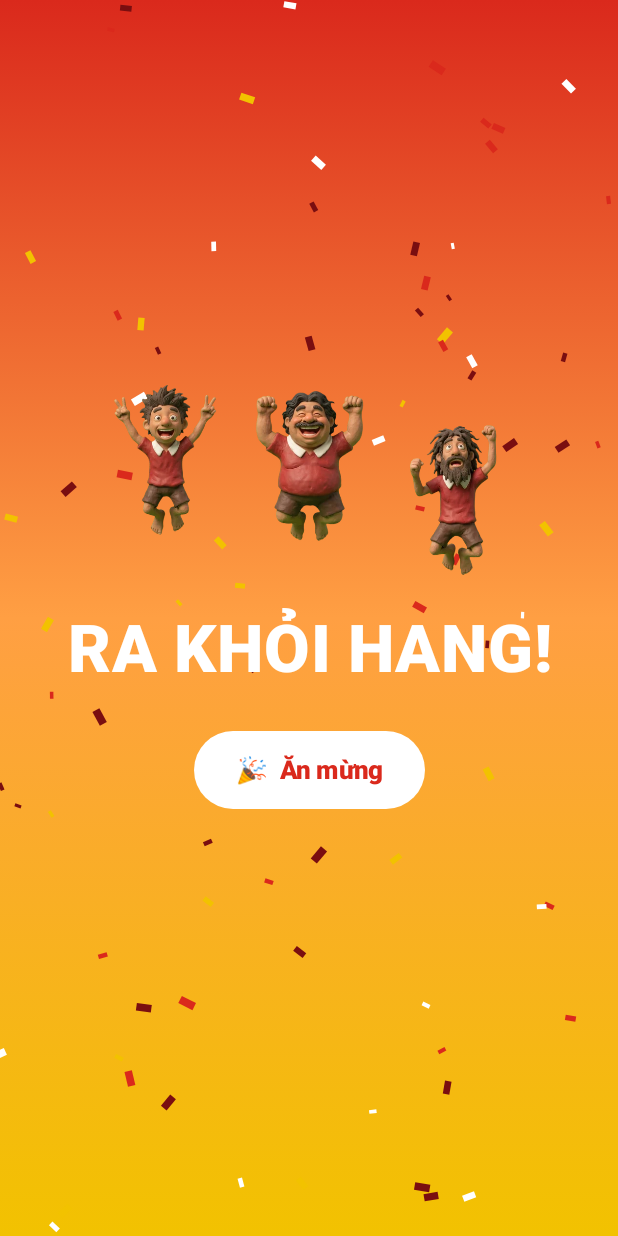
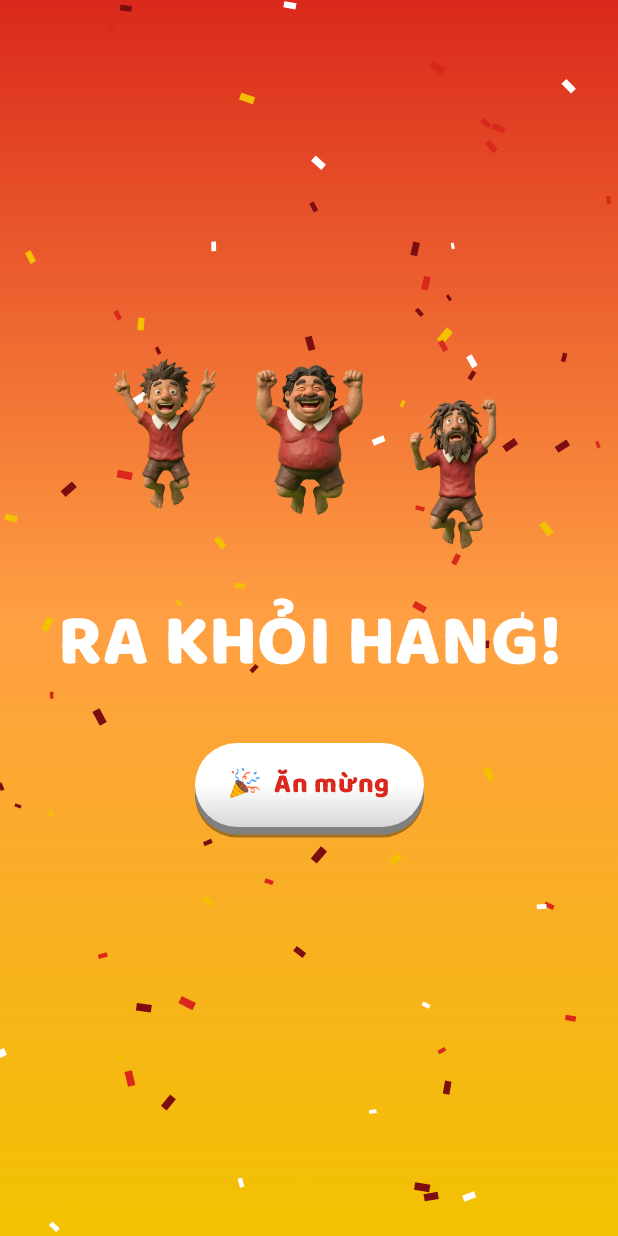
Before and after one commit to hoainam9212/mu-agent, an Android app built with Jetpack Compose: the composable CelebrateScreen shown on its own in the app's theme, on a phone screen of 412 x 824 dp. Run offline under Robolectric (Android 15) with nearby library versions, the phone set to English and light mode, and no system bars.

Commit message:
Android: clay buttons and Baloo 2 / Be Vietnam Pro type; bigger cavemen
- Buttons look like pressed clay: thick dark base, glossy top, sink on press
- Baloo 2 for titles, buttons, score and timer; Be Vietnam Pro for text
  (both OFL, subset to Latin + Vietnamese; licenses in android/licenses)
- Cavemen around the fire are about 20% larger

Co-Authored-By: Claude Opus 5.5 <noreply@anthropic.com>
Claude-Session: https://claude.ai/code/session_01HxTfy3vRtJqUo9jvVYamZb

```diff
--- a/android/app/src/main/kotlin/vn/vaohang/ui/Screens.kt
+++ b/android/app/src/main/kotlin/vn/vaohang/ui/Screens.kt
@@ -7,6 +7,7 @@ import androidx.activity.compose.BackHandler
 import androidx.compose.animation.core.LinearEasing
 import androidx.compose.animation.core.RepeatMode
 import androidx.compose.animation.core.Spring
+import androidx.compose.animation.core.animateDpAsState
 import androidx.compose.animation.core.animateFloat
 import androidx.compose.animation.core.animateFloatAsState
 import androidx.compose.animation.core.infiniteRepeatable
@@ -18,6 +19,7 @@ import androidx.compose.foundation.border
 import androidx.compose.foundation.clickable
 import androidx.compose.foundation.horizontalScroll
 import androidx.compose.foundation.interaction.MutableInteractionSource
+import androidx.compose.foundation.interaction.collectIsPressedAsState
 import androidx.compose.foundation.layout.Arrangement
 import androidx.compose.foundation.layout.Box
 import androidx.compose.foundation.layout.BoxWithConstraints
@@ -45,10 +47,7 @@ import androidx.compose.foundation.shape.RoundedCornerShape
 import androidx.compose.foundation.text.KeyboardOptions
 import androidx.compose.foundation.verticalScroll
 import androidx.compose.material3.AlertDialog
-import androidx.compose.material3.Button
-import androidx.compose.material3.ButtonDefaults
 import androidx.compose.material3.LinearProgressIndicator
-import androidx.compose.material3.OutlinedButton
 import androidx.compose.material3.OutlinedTextField
 import androidx.compose.material3.OutlinedTextFieldDefaults
 import androidx.compose.material3.Switch
@@ -67,11 +66,15 @@ import androidx.compose.ui.Alignment
 import androidx.compose.ui.Modifier
 import androidx.compose.ui.draw.alpha
 import androidx.compose.ui.draw.clip
+import androidx.compose.ui.draw.drawBehind
 import androidx.compose.ui.draw.scale
-import androidx.compose.ui.draw.shadow
+import androidx.compose.ui.geometry.CornerRadius
+import androidx.compose.ui.geometry.Offset
+import androidx.compose.ui.geometry.Size
 import androidx.compose.ui.graphics.Brush
 import androidx.compose.ui.graphics.Color
 import androidx.compose.ui.graphics.SolidColor
+import androidx.compose.ui.graphics.lerp
 import androidx.compose.ui.platform.LocalContext
 import androidx.compose.ui.text.font.FontWeight
 import androidx.compose.ui.text.input.KeyboardCapitalization
@@ -144,35 +147,68 @@ private fun Body(text: String, color: Color = Mute, modifier: Modifier = Modifie
 private fun SectionTitle(text: String) =
     Text(text, color = Ink, fontSize = 18.sp, fontWeight = FontWeight.Bold, modifier = Modifier.padding(top = 8.dp))
 
-/** Nút chính màu đỏ MU, có thể "thở" (phóng to nhẹ) để gọi bấm. */
+/**
+ * Nút "đất nặn": có độ dày (lớp đáy sẫm), mặt trên bóng nhẹ; bấm vào thì lún xuống.
+ */
 @Composable
-private fun FireButton(text: String, onClick: () -> Unit, modifier: Modifier = Modifier, enabled: Boolean = true, pulse: Boolean = false) {
+private fun ClayButton(
+    text: String,
+    onClick: () -> Unit,
+    base: Color,
+    textColor: Color,
+    modifier: Modifier = Modifier,
+    enabled: Boolean = true,
+    pulse: Boolean = false,
+) {
+    val interaction = remember { MutableInteractionSource() }
+    val pressed by interaction.collectIsPressedAsState()
+    val depth = 5.dp
+    val sink by animateDpAsState(if (pressed && enabled) depth else 0.dp, tween(90), label = "sink")
     val breathe by rememberInfiniteTransition(label = "breathe").animateFloat(
         1f, 1.04f, infiniteRepeatable(tween(900), RepeatMode.Reverse), label = "s",
     )
-    Button(
-        onClick = onClick, enabled = enabled,
-        colors = ButtonDefaults.buttonColors(
-            containerColor = MuRed, contentColor = Color.White,
-            disabledContainerColor = RockLight, disabledContentColor = Mute,
-        ),
-        contentPadding = PaddingValues(horizontal = 24.dp, vertical = 16.dp),
-        modifier = modifier
+    val face = if (enabled) base else RockLight
+    Box(
+        modifier
             .scale(if (pulse && enabled) breathe else 1f)
-            .shadow(if (enabled) 14.dp else 0.dp, RoundedCornerShape(50), spotColor = MuRed, ambientColor = MuRed),
-    ) { Text(text, fontSize = 16.sp, fontWeight = FontWeight.Bold) }
+            .padding(bottom = depth)
+            .drawBehind {
+                val r = CornerRadius(size.height / 2)
+                val d = depth.toPx()
+                val s = sink.toPx()
+                drawRoundRect(Color.Black.copy(alpha = 0.35f), topLeft = Offset(0f, d + 3f), size = size, cornerRadius = r)
+                drawRoundRect(lerp(face, Color.Black, 0.4f), topLeft = Offset(0f, d), size = size, cornerRadius = r)
+                drawRoundRect(
+                    Brush.verticalGradient(listOf(lerp(face, Color.White, 0.22f), face, lerp(face, Color.Black, 0.12f)), startY = s, endY = s + size.height),
+                    topLeft = Offset(0f, s), size = size, cornerRadius = r,
+                )
+                drawRoundRect(
+                    Color.White.copy(alpha = 0.16f), topLeft = Offset(size.width * 0.1f, s + size.height * 0.1f),
+                    size = Size(size.width * 0.8f, size.height * 0.26f), cornerRadius = CornerRadius(size.height * 0.13f),
+                )
+            }
+            .clickable(interactionSource = interaction, indication = null, enabled = enabled, onClick = onClick)
+            .padding(horizontal = 22.dp, vertical = 13.dp),
+        contentAlignment = Alignment.Center,
+    ) {
+        Text(
+            text, color = if (enabled) textColor else Mute, fontFamily = DisplayFont, fontWeight = FontWeight.ExtraBold,
+            fontSize = 18.sp, maxLines = 1, modifier = Modifier.offset(y = sink),
+        )
+    }
 }
 
+/** Nút chính: đất nặn đỏ MU. */
 @Composable
-private fun GhostButton(text: String, onClick: () -> Unit, modifier: Modifier = Modifier, color: Color = Gold) {
-    OutlinedButton(
-        onClick = onClick,
-        border = androidx.compose.foundation.BorderStroke(1.5.dp, color.copy(alpha = 0.7f)),
-        colors = ButtonDefaults.outlinedButtonColors(contentColor = color),
-        contentPadding = PaddingValues(horizontal = 20.dp, vertical = 14.dp),
-        modifier = modifier,
-    ) { Text(text, fontSize = 15.sp, fontWeight = FontWeight.SemiBold) }
-}
+private fun FireButton(text: String, onClick: () -> Unit, modifier: Modifier = Modifier, enabled: Boolean = true, pulse: Boolean = false) =
+    ClayButton(text, onClick, MuRed, Color.White, modifier, enabled, pulse)
+
+/** Nút phụ: đất nặn nâu đá. */
+@Composable
+private fun GhostButton(text: String, onClick: () -> Unit, modifier: Modifier = Modifier, color: Color = Gold) =
+    ClayButton(text, onClick, ClayStone, color, modifier)
+
+private val ClayStone = Color(0xFF5B4535)
 
 @Composable
 private fun caveFieldColors() = OutlinedTextFieldDefaults.colors(
@@ -261,7 +297,7 @@ fun OnboardingScreen(busy: Boolean, onDone: (String, Boolean, Boolean) -> Unit)
             verticalArrangement = Arrangement.spacedBy(16.dp),
         ) {
             Text(
-                "VÀO HANG", color = Ink, fontSize = 48.sp, fontWeight = FontWeight.Black, letterSpacing = 3.sp,
+                "VÀO HANG", color = Ink, fontSize = 52.sp, fontFamily = DisplayFont, fontWeight = FontWeight.ExtraBold, letterSpacing = 2.sp,
                 textAlign = TextAlign.Center, modifier = Modifier.fillMaxWidth(),
             )
             OutlinedTextField(
@@ -320,7 +356,7 @@ private fun NextMatchCard(m: MatchDto) {
             }
             Text(
                 if (m.home) "MU  –  ${m.opponent}" else "${m.opponent}  –  MU",
-                color = Color.White, fontSize = 26.sp, fontWeight = FontWeight.Black,
+                color = Color.White, fontSize = 28.sp, fontFamily = DisplayFont, fontWeight = FontWeight.ExtraBold,
             )
             Text(
                 "${m.competition} · ${Weekdays[local.dayOfWeek.value - 1]} ${local.dayOfMonth}/${local.monthValue} · " +
@@ -348,7 +384,7 @@ private fun GroupCard(group: GroupDto, meId: Long, actions: UiActions) {
             CaveMouth(open, Modifier.size(84.dp, 70.dp))
             Spacer(Modifier.width(14.dp))
             Column(Modifier.weight(1f)) {
-                Text(group.name, color = Ink, fontSize = 20.sp, fontWeight = FontWeight.Bold)
+                Text(group.name, color = Ink, fontSize = 22.sp, fontFamily = DisplayFont, fontWeight = FontWeight.ExtraBold)
                 if (group.status == "pending") Text("⏳ Chờ duyệt", color = Mute, fontSize = 14.sp)
                 else Text("👥 ${group.members.size}", color = Mute, fontSize = 14.sp)
             }
@@ -367,7 +403,7 @@ private fun GroupCard(group: GroupDto, meId: Long, actions: UiActions) {
             ) {
                 Column(Modifier.weight(1f)) {
                     Kicker("🔑 MÃ MỜI", Mute)
-                    Text(code, color = Gold, fontSize = 24.sp, fontWeight = FontWeight.Black, letterSpacing = 4.sp)
+                    Text(code, color = Gold, fontSize = 28.sp, fontFamily = DisplayFont, fontWeight = FontWeight.ExtraBold, letterSpacing = 4.sp)
                 }
                 GhostButton("📤 Gửi", onClick = {
                     val send = Intent(Intent.ACTION_SEND).setType("text/plain").putExtra(
@@ -402,7 +438,7 @@ fun HomeScreen(state: UiState, actions: UiActions) {
                 Column(Modifier.weight(1f)) {
                     Kicker("VÀO HANG")
                     Text(
-                        "Chào ${state.nickname ?: "anh em"} 👋", color = Ink, fontSize = 26.sp, fontWeight = FontWeight.Black,
+                        "Chào ${state.nickname ?: "anh em"} 👋", color = Ink, fontSize = 30.sp, fontFamily = DisplayFont, fontWeight = FontWeight.ExtraBold,
                     )
                 }
                 TextButton(onClick = actions::refreshGroups) { Text("↻", color = Mute, fontSize = 24.sp) }
@@ -438,7 +474,7 @@ fun HomeScreen(state: UiState, actions: UiActions) {
 @Composable
 private fun ScoreBoard(score: String) {
     Text(
-        score, color = Color.White, fontSize = 18.sp, fontWeight = FontWeight.Black, letterSpacing = 1.sp,
+        score, color = Color.White, fontSize = 20.sp, fontFamily = DisplayFont, fontWeight = FontWeight.ExtraBold,
         modifier = Modifier.clip(RoundedCornerShape(50))
             .background(Brush.horizontalGradient(listOf(RedDeep, MuRed)))
             .padding(horizontal = 20.dp, vertical = 8.dp),
@@ -462,7 +498,7 @@ private fun FireTimer(until: String?, onExpired: () -> Unit) {
     Column(Modifier.fillMaxWidth(), verticalArrangement = Arrangement.spacedBy(6.dp)) {
         Row(verticalAlignment = Alignment.CenterVertically) {
             Text("🔥", fontSize = 20.sp, modifier = Modifier.weight(1f))
-            Text("%d:%02d".format(left.toMinutes(), left.seconds % 60), color = Ember, fontSize = 18.sp, fontWeight = FontWeight.Black)
+            Text("%d:%02d".format(left.toMinutes(), left.seconds % 60), color = Ember, fontSize = 22.sp, fontFamily = DisplayFont, fontWeight = FontWeight.ExtraBold)
         }
         LinearProgressIndicator(
             progress = { fraction }, color = Ember, trackColor = RockLight,
@@ -648,15 +684,11 @@ fun CelebrateScreen(onDone: () -> Unit) {
             }
             Spacer(Modifier.height(24.dp))
             Text(
-                "RA KHỎI HANG!", color = Color.White, fontSize = 44.sp, fontWeight = FontWeight.Black,
+                "RA KHỎI HANG!", color = Color.White, fontSize = 48.sp, fontFamily = DisplayFont, fontWeight = FontWeight.ExtraBold,
                 textAlign = TextAlign.Center, modifier = Modifier.scale(pop),
             )
             Spacer(Modifier.height(28.dp))
-            Button(
-                onClick = onDone,
-                colors = ButtonDefaults.buttonColors(containerColor = Color.White, contentColor = MuRed),
-                contentPadding = PaddingValues(horizontal = 28.dp, vertical = 16.dp),
-            ) { Text("🎉  Ăn mừng", fontSize = 17.sp, fontWeight = FontWeight.Black) }
+            ClayButton("🎉  Ăn mừng", onDone, Color.White, MuRed)
         }
     }
 }
--- a/android/app/src/main/kotlin/vn/vaohang/ui/Theme.kt
+++ b/android/app/src/main/kotlin/vn/vaohang/ui/Theme.kt
@@ -1,10 +1,16 @@
 package vn.vaohang.ui
 
 import androidx.compose.material3.MaterialTheme
+import androidx.compose.material3.Typography
 import androidx.compose.material3.darkColorScheme
 import androidx.compose.runtime.Composable
 import androidx.compose.ui.graphics.Color
 import androidx.compose.ui.graphics.luminance
+import androidx.compose.ui.text.TextStyle
+import androidx.compose.ui.text.font.Font
+import androidx.compose.ui.text.font.FontFamily
+import androidx.compose.ui.text.font.FontWeight
+import vn.vaohang.R
 
 // Bảng màu "trong hang": đá tối, ánh lửa, đỏ – vàng MU.
 val CaveBlack = Color(0xFF0B0908)
@@ -30,6 +36,29 @@ fun avatarColor(seed: Long): Color = AvatarColors[Math.floorMod(seed, AvatarColo
 /** Chữ trắng trên nền tối, chữ đen trên nền sáng (vàng). */
 fun onColor(background: Color): Color = if (background.luminance() > 0.45f) CaveBlack else Color.White
 
+/** Chữ thường: Be Vietnam Pro. Tiêu đề, nút: Baloo 2 (mập, tròn như đất nặn). Cả hai hỗ trợ đủ dấu tiếng Việt. */
+val BodyFont = FontFamily(
+    Font(R.font.be_vietnam_pro_regular, FontWeight.Normal),
+    Font(R.font.be_vietnam_pro_medium, FontWeight.Medium),
+    Font(R.font.be_vietnam_pro_semibold, FontWeight.SemiBold),
+    Font(R.font.be_vietnam_pro_bold, FontWeight.Bold),
+)
+val DisplayFont = FontFamily(
+    Font(R.font.baloo2_bold, FontWeight.Bold),
+    Font(R.font.baloo2_extrabold, FontWeight.ExtraBold),
+)
+
+private fun Typography.withBodyFont(): Typography {
+    fun TextStyle.f() = copy(fontFamily = BodyFont)
+    return copy(
+        displayLarge = displayLarge.f(), displayMedium = displayMedium.f(), displaySmall = displaySmall.f(),
+        headlineLarge = headlineLarge.f(), headlineMedium = headlineMedium.f(), headlineSmall = headlineSmall.f(),
+        titleLarge = titleLarge.f(), titleMedium = titleMedium.f(), titleSmall = titleSmall.f(),
+        bodyLarge = bodyLarge.f(), bodyMedium = bodyMedium.f(), bodySmall = bodySmall.f(),
+        labelLarge = labelLarge.f(), labelMedium = labelMedium.f(), labelSmall = labelSmall.f(),
+    )
+}
+
 @Composable
 fun VaoHangTheme(content: @Composable () -> Unit) {
     MaterialTheme(
@@ -40,6 +69,7 @@ fun VaoHangTheme(content: @Composable () -> Unit) {
             surface = Rock, onSurface = Ink, surfaceVariant = RockLight, onSurfaceVariant = Mute,
             outline = RockEdge,
         ),
+        typography = Typography().withBodyFont(),
         content = content,
     )
 }
```
Also changed, not shown: android/app/src/main/kotlin/vn/vaohang/ui/CaveArt.kt (+4 -4 lines), android/app/src/main/res/font/baloo2_bold.ttf (added), android/app/src/main/res/font/baloo2_extrabold.ttf (added), android/app/src/main/res/font/be_vietnam_pro_bold.ttf (added), android/app/src/main/res/font/be_vietnam_pro_medium.ttf (added), android/app/src/main/res/font/be_vietnam_pro_regular.ttf (added), android/app/src/main/res/font/be_vietnam_pro_semibold.ttf (added), 2 other files.
